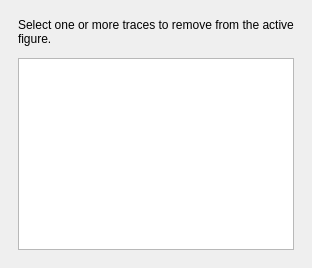
spielman-group/hyde, file hyde/user_interface/plugins/remove_from_graph_dialog/remove_from_graph_dialog.ui: the form before one commit.
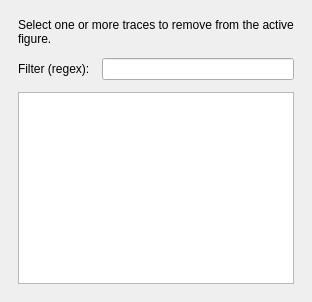
The form after the commit.

Commit message: Complete remove-from-graph and simplify dialogs

Patch:
```diff
--- a/hyde/user_interface/plugins/remove_from_graph_dialog/remove_from_graph_dialog.ui
+++ b/hyde/user_interface/plugins/remove_from_graph_dialog/remove_from_graph_dialog.ui
@@ -28,6 +28,24 @@
      </property>
     </widget>
    </item>
+   <item>
+    <layout class="QHBoxLayout" name="filterLayout">
+     <item>
+      <widget class="QLabel" name="filterLabel">
+       <property name="text">
+        <string>Filter (regex):</string>
+       </property>
+      </widget>
+     </item>
+     <item>
+      <widget class="QLineEdit" name="filter_edit">
+       <property name="clearButtonEnabled">
+        <bool>true</bool>
+       </property>
+      </widget>
+     </item>
+    </layout>
+   </item>
    <item>
     <widget class="QListWidget" name="trace_list">
      <property name="selectionMode">
```
The commit also changes 6 other files.
